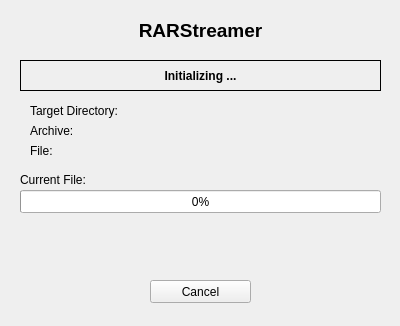
Before: the Qt Designer form MainWindow.ui in Finomnis/RARStreamer, drawn with Qt 5.
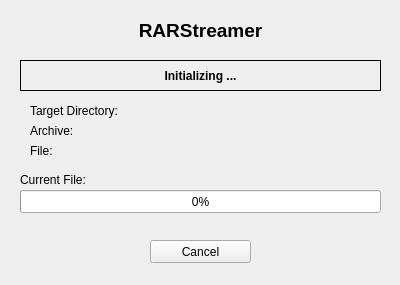
After: the same form once the commit is applied.

Diff of the .ui file:
```diff
--- a/MainWindow.ui
+++ b/MainWindow.ui
@@ -7,7 +7,7 @@
     <x>0</x>
     <y>0</y>
     <width>400</width>
-    <height>326</height>
+    <height>285</height>
    </rect>
   </property>
   <property name="windowTitle">
@@ -87,7 +87,7 @@
     <property name="geometry">
      <rect>
       <x>150</x>
-      <y>280</y>
+      <y>240</y>
       <width>101</width>
       <height>23</height>
      </rect>
```
